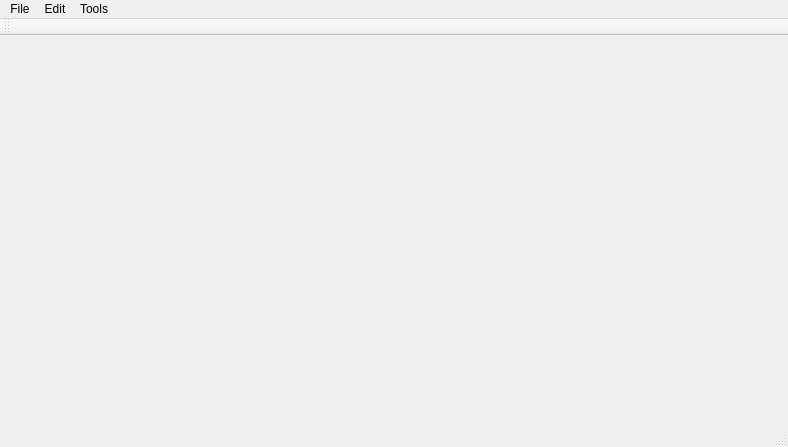
Before: the Qt Designer form mainwindow.ui in Panagiotis-Kontopoulos/QtImageProcessing, drawn with Qt 5.
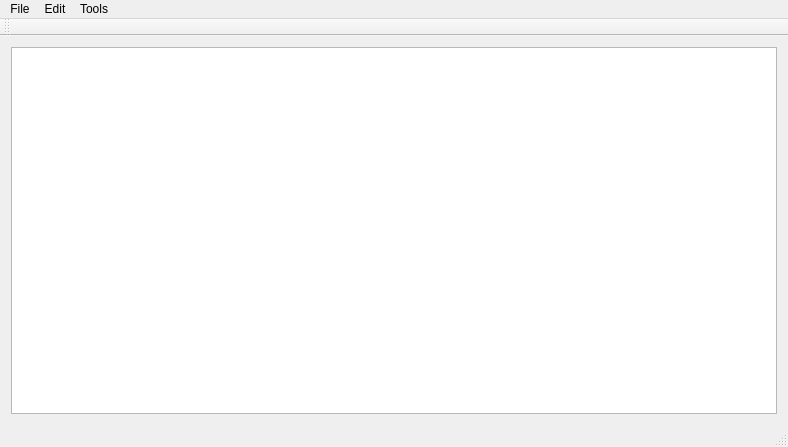
After: the same form once the commit is applied. Icons and pictures are not drawn.

```diff
--- a/mainwindow.ui
+++ b/mainwindow.ui
@@ -16,11 +16,7 @@
   <widget class="QWidget" name="centralWidget">
    <layout class="QVBoxLayout" name="verticalLayout">
     <item>
-     <widget class="QLabel" name="image_label">
-      <property name="text">
-       <string/>
-      </property>
-     </widget>
+     <widget class="QGraphicsView" name="graphicsView"/>
     </item>
    </layout>
   </widget>
```
